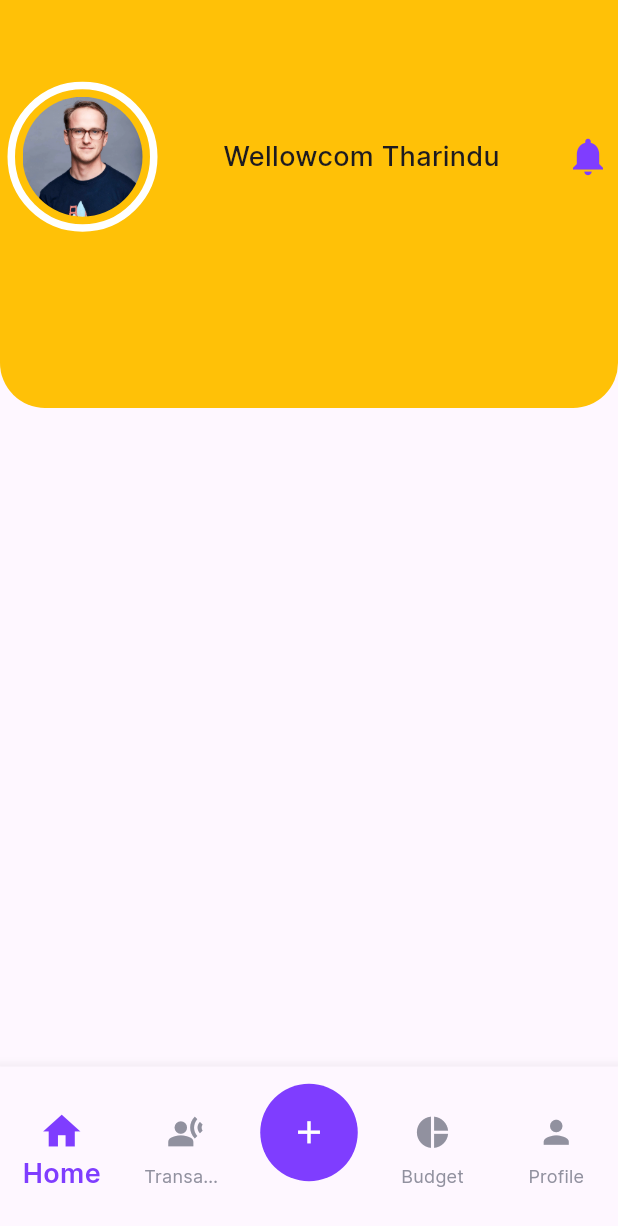
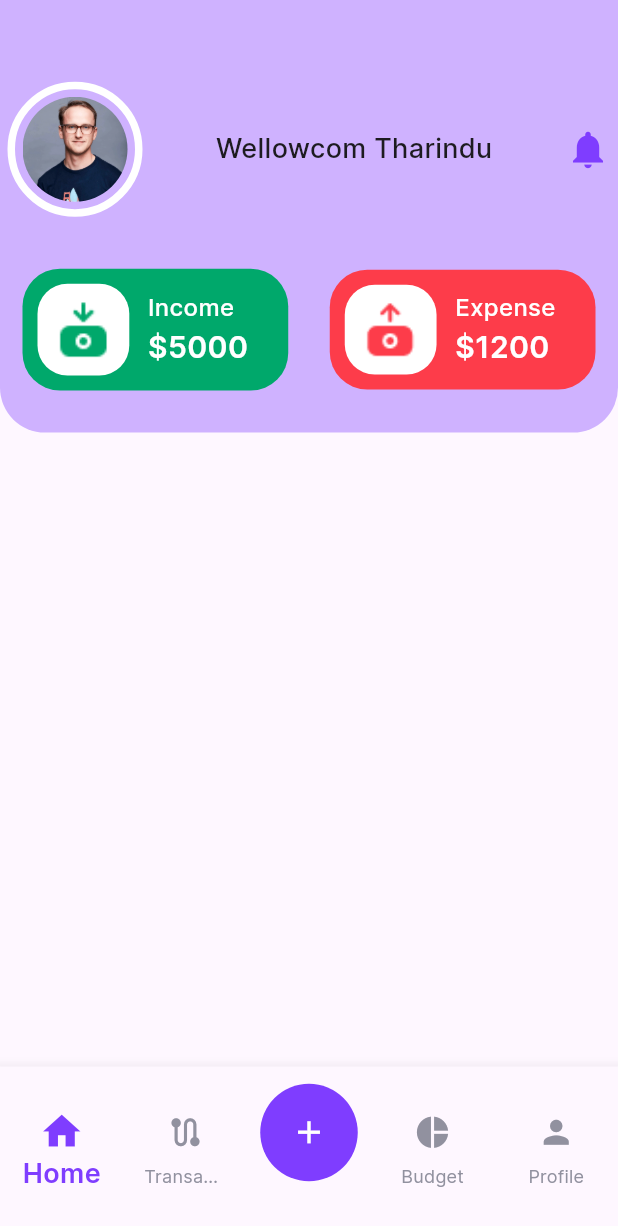
Before and after one commit to THARINDUnirmal/expenz, a Flutter app: the MainScreen screen opened directly, on a phone screen of 412 x 824 dp. Shown: the top 1226 px of the screen. Run offline on Flutter 3.47's test engine with Material 3 defaults, Android fonts, the phone set to English and light mode, and no system bars; our stand-ins replace shared_preferences, smooth_page_indicator; accounts and stored records are empty.

Commit message:
expenz custom widget implement

```diff
--- a/lib/screens/home_screen.dart
+++ b/lib/screens/home_screen.dart
@@ -1,4 +1,5 @@
 import 'package:expenz_app/utils/colors.dart';
+import 'package:expenz_app/widgets/expenz_widget.dart';
 import 'package:flutter/material.dart';
 
 class HomeScreen extends StatefulWidget {
@@ -16,14 +17,14 @@ class _HomeScreenState extends State<HomeScreen> {
         children: [
           Container(
             padding: const EdgeInsets.all(5),
-            height: MediaQuery.of(context).size.height * 0.33,
+            height: MediaQuery.of(context).size.height * 0.35,
             width: double.infinity,
-            decoration: const BoxDecoration(
-              borderRadius: BorderRadius.only(
+            decoration: BoxDecoration(
+              borderRadius: const BorderRadius.only(
                 bottomLeft: Radius.circular(30),
                 bottomRight: Radius.circular(30),
               ),
-              color: Colors.amber,
+              color: kMainColor.withOpacity(0.37),
             ),
             child: Column(
               children: [
@@ -46,7 +47,7 @@ class _HomeScreenState extends State<HomeScreen> {
                         borderRadius: BorderRadius.circular(100),
                         child: Image.asset(
                           "assets/images/user.jpg",
-                          width: 80,
+                          width: 70,
                           fit: BoxFit.cover,
                         ),
                       ),
@@ -65,6 +66,29 @@ class _HomeScreenState extends State<HomeScreen> {
                     )
                   ],
                 ),
+                SizedBox(
+                  height: MediaQuery.of(context).size.height * 0.03,
+                ),
+                const Padding(
+                  padding: EdgeInsets.all(10.0),
+                  child: Row(
+                    mainAxisAlignment: MainAxisAlignment.spaceBetween,
+                    children: [
+                      ExpenzWidget(
+                        cardImageUrl: "assets/images/income.png",
+                        cardColor: kGreen,
+                        cardTitle: "Income",
+                        cardPrice: 5000,
+                      ),
+                      ExpenzWidget(
+                        cardImageUrl: "assets/images/expense.png",
+                        cardColor: kRed,
+                        cardTitle: "Expense",
+                        cardPrice: 1200,
+                      ),
+                    ],
+                  ),
+                )
               ],
             ),
           )
--- a/lib/screens/main_screen.dart
+++ b/lib/screens/main_screen.dart
@@ -54,7 +54,7 @@ class _MainScreenState extends State<MainScreen> {
               label: "Home"),
           const BottomNavigationBarItem(
               icon: Icon(
-                Icons.transcribe,
+                Icons.route_rounded,
               ),
               label: "Transaction"),
           BottomNavigationBarItem(
--- /dev/null
+++ b/lib/widgets/expenz_widget.dart
@@ -0,0 +1,74 @@
+import 'package:expenz_app/utils/colors.dart';
+import 'package:flutter/material.dart';
+
+class ExpenzWidget extends StatefulWidget {
+  final Color cardColor;
+  final String cardImageUrl;
+  final String cardTitle;
+  final int cardPrice;
+
+  const ExpenzWidget({
+    super.key,
+    required this.cardColor,
+    required this.cardImageUrl,
+    required this.cardTitle,
+    required this.cardPrice,
+  });
+
+  @override
+  State<ExpenzWidget> createState() => _ExpenzWidgetState();
+}
+
+class _ExpenzWidgetState extends State<ExpenzWidget> {
+  @override
+  Widget build(BuildContext context) {
+    return Container(
+      padding: const EdgeInsets.all(10),
+      width: MediaQuery.of(context).size.width * 0.43,
+      decoration: BoxDecoration(
+        color: widget.cardColor,
+        borderRadius: BorderRadius.circular(25),
+      ),
+      child: Row(
+        children: [
+          Container(
+            padding: const EdgeInsets.all(10),
+            decoration: BoxDecoration(
+              color: kWhite,
+              borderRadius: BorderRadius.circular(20),
+            ),
+            child: Image.asset(
+              widget.cardImageUrl,
+              width: MediaQuery.of(context).size.width * 0.1,
+              fit: BoxFit.cover,
+            ),
+          ),
+          SizedBox(
+            width: MediaQuery.of(context).size.width * 0.03,
+          ),
+          Column(
+            crossAxisAlignment: CrossAxisAlignment.start,
+            children: [
+              Text(
+                widget.cardTitle,
+                style: const TextStyle(
+                  fontSize: 16,
+                  fontWeight: FontWeight.w500,
+                  color: kWhite,
+                ),
+              ),
+              Text(
+                "\$${widget.cardPrice.toString()}",
+                style: const TextStyle(
+                  fontSize: 20,
+                  fontWeight: FontWeight.w600,
+                  color: kWhite,
+                ),
+              ),
+            ],
+          )
+        ],
+      ),
+    );
+  }
+}
```
